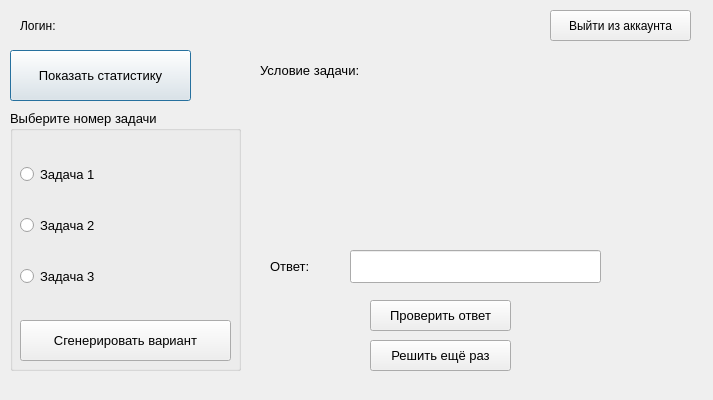
Old version of the form client/task.ui in the repository wilssuur/project.
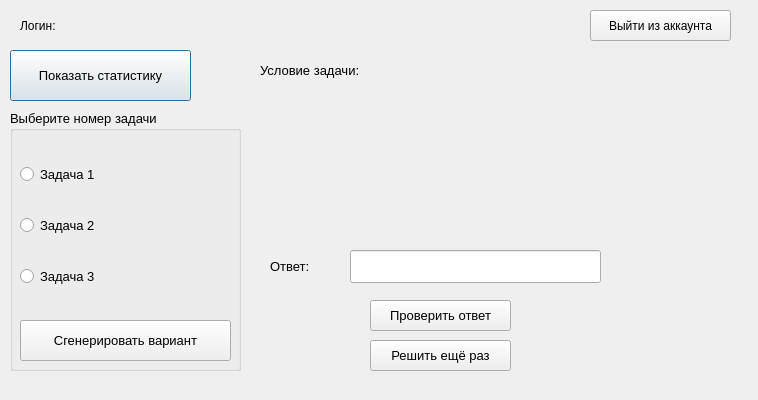
New version of the form.

The edit to the form file:
```diff
--- a/client/task.ui
+++ b/client/task.ui
@@ -6,7 +6,7 @@
    <rect>
     <x>0</x>
     <y>0</y>
-    <width>713</width>
+    <width>758</width>
     <height>400</height>
    </rect>
   </property>
@@ -34,7 +34,7 @@
   <widget class="QPushButton" name="leavaccountButton">
    <property name="geometry">
     <rect>
-     <x>550</x>
+     <x>590</x>
      <y>10</y>
      <width>141</width>
      <height>31</height>
```
